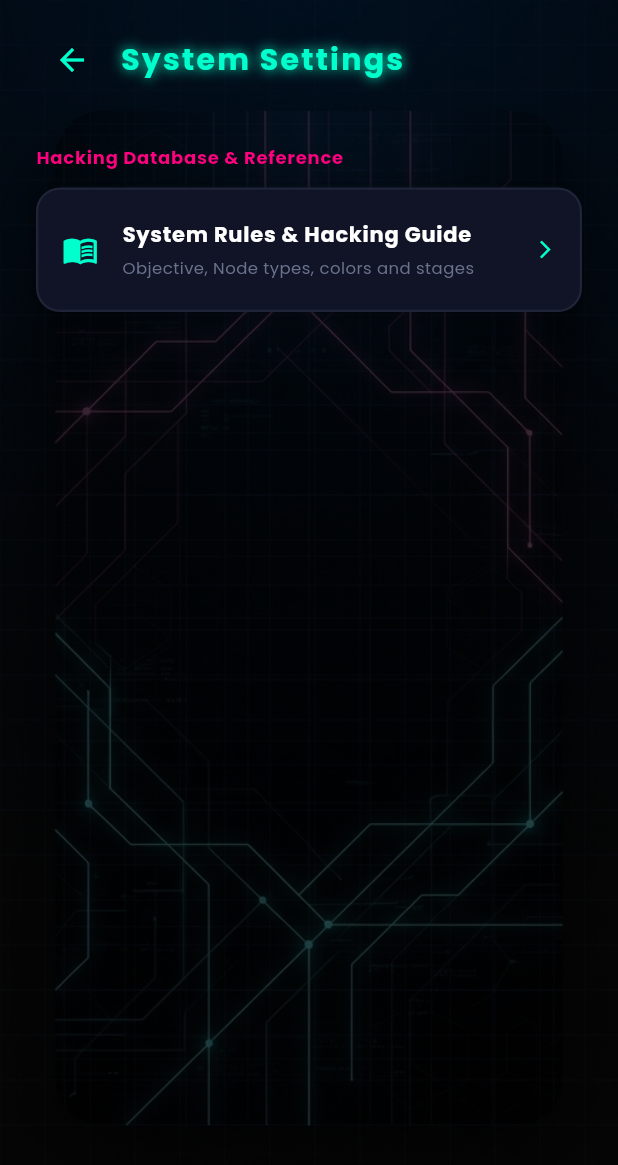
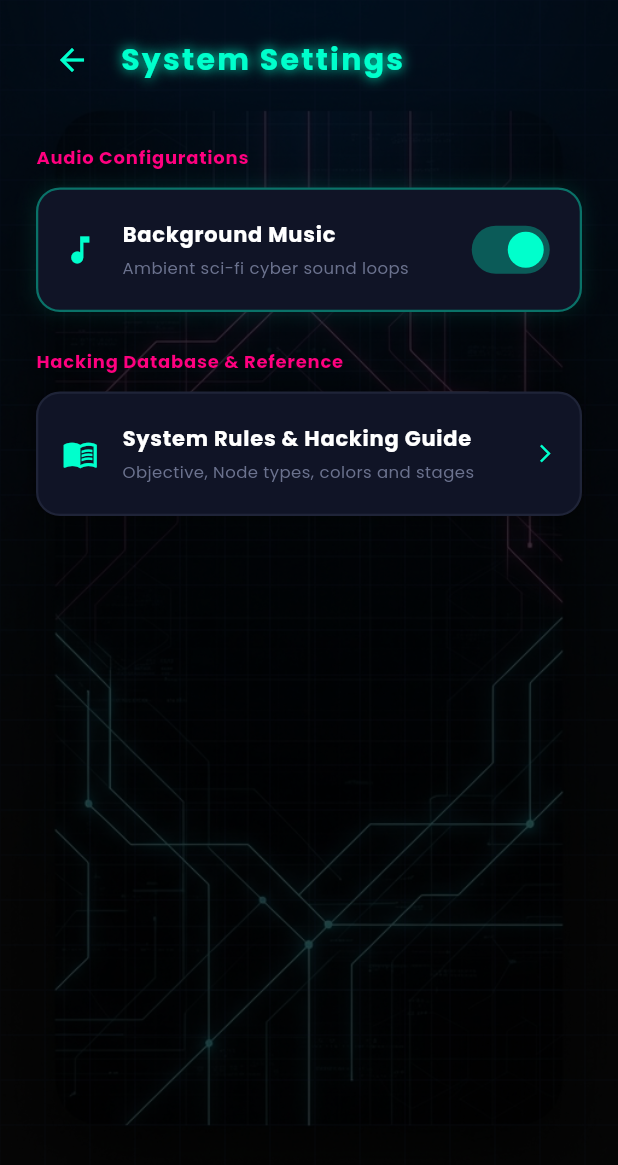
Before and after one commit to jilrupani/CyberHex, a Flutter app: the SettingsScreen screen opened directly, on a phone screen of 412 x 824 dp. Shown: the top 1165 px of the screen. Run offline on Flutter 3.47's test engine with Material 3 defaults, Android fonts, the phone set to English and light mode, and no system bars; our stand-ins replace audioplayers, google_fonts, shared_preferences; accounts and stored records are empty.

Commit message:
music add

```diff
--- a/lib/screens/settings_screen.dart
+++ b/lib/screens/settings_screen.dart
@@ -1,9 +1,31 @@
 import 'package:flutter/material.dart';
 import '../theme/cyber_theme.dart';
 import 'rules_screen.dart';
+import '../utils/game_storage.dart';
+import '../utils/audio_manager.dart';
 
-class SettingsScreen extends StatelessWidget {
+class SettingsScreen extends StatefulWidget {
   const SettingsScreen({super.key});
+
+  @override
+  State<SettingsScreen> createState() => _SettingsScreenState();
+}
+
+class _SettingsScreenState extends State<SettingsScreen> {
+  bool _musicEnabled = true;
+
+  @override
+  void initState() {
+    super.initState();
+    _musicEnabled = GameStorage.getMusicEnabled();
+  }
+
+  void _toggleMusic(bool value) async {
+    setState(() {
+      _musicEnabled = value;
+    });
+    await AudioManager().setMusicEnabled(value);
+  }
 
   @override
   Widget build(BuildContext context) {
@@ -54,6 +76,81 @@ class SettingsScreen extends StatelessWidget {
                       ],
                     ),
                     const SizedBox(height: 32),
+
+                    // Category 1: Sound Settings
+                    Text(
+                      "Audio Configurations",
+                      style: CyberTheme.terminalAccent.copyWith(fontSize: 12),
+                    ),
+                    const SizedBox(height: 12),
+                    Container(
+                      decoration: BoxDecoration(
+                        color: CyberTheme.cardBackground,
+                        borderRadius: BorderRadius.circular(16),
+                        border: Border.all(
+                          color: _musicEnabled ? CyberTheme.primaryCyan.withOpacity(0.4) : const Color(0xFF1F2438),
+                          width: 1.5
+                        ),
+                        boxShadow: _musicEnabled
+                            ? [
+                                BoxShadow(
+                                  color: CyberTheme.primaryCyan.withOpacity(0.1),
+                                  blurRadius: 10,
+                                  spreadRadius: 1,
+                                )
+                              ]
+                            : [
+                                BoxShadow(
+                                  color: Colors.black.withOpacity(0.2),
+                                  blurRadius: 10,
+                                  spreadRadius: 2,
+                                )
+                              ],
+                      ),
+                      child: Padding(
+                        padding: const EdgeInsets.symmetric(horizontal: 16.0, vertical: 16.0),
+                        child: Row(
+                          children: [
+                            Icon(
+                              _musicEnabled ? Icons.music_note : Icons.music_off,
+                              color: _musicEnabled ? CyberTheme.primaryCyan : const Color(0xFF6B728E),
+                              size: 24
+                            ),
+                            const SizedBox(width: 16),
+                            Expanded(
+                              child: Column(
+                                crossAxisAlignment: CrossAxisAlignment.start,
+                                children: [
+                                  Text(
+                                    "Background Music",
+                                    style: CyberTheme.terminalBody.copyWith(
+                                      fontWeight: FontWeight.bold,
+                                      fontSize: 14,
+                                      color: Colors.white,
+                                    ),
+                                  ),
+                                  const SizedBox(height: 4),
+                                  Text(
+                                    "Ambient sci-fi cyber sound loops",
+                                    style: CyberTheme.terminalMuted.copyWith(fontSize: 11),
+                                  ),
+                                ],
+                              ),
+                            ),
+                            Switch(
+                              value: _musicEnabled,
+                              onChanged: _toggleMusic,
+                              activeThumbColor: CyberTheme.primaryCyan,
+                              activeTrackColor: CyberTheme.primaryCyan.withOpacity(0.3),
+                              inactiveThumbColor: const Color(0xFF6B728E),
+                              inactiveTrackColor: const Color(0xFF16192B),
+                            ),
+                          ],
+                        ),
+                      ),
+                    ),
+
+                    const SizedBox(height: 24),
 
                     // Category 2: Hacking Database
                     Text(
--- a/lib/screens/splash_screen.dart
+++ b/lib/screens/splash_screen.dart
@@ -6,6 +6,7 @@ import '../widgets/particle_emitter.dart';
 import 'main_menu_screen.dart';
 import 'onboarding_screen.dart';
 import '../utils/game_storage.dart';
+import '../utils/audio_manager.dart';
 
 class SplashScreen extends StatefulWidget {
   const SplashScreen({super.key});
@@ -25,6 +26,9 @@ class _SplashScreenState extends State<SplashScreen> with TickerProviderStateMix
   @override
   void initState() {
     super.initState();
+
+    // Initialize Background Music
+    AudioManager().init();
 
     _rotationController = AnimationController(
       vsync: this,
--- /dev/null
+++ b/lib/utils/audio_manager.dart
@@ -0,0 +1,56 @@
+import 'package:audioplayers/audioplayers.dart';
+import 'package:flutter/foundation.dart';
+import 'game_storage.dart';
+
+class AudioManager {
+  static final AudioManager _instance = AudioManager._internal();
+  factory AudioManager() => _instance;
+
+  AudioManager._internal();
+
+  final AudioPlayer _bgmPlayer = AudioPlayer();
+  bool _isInitialized = false;
+
+  Future<void> init() async {
+    if (_isInitialized) return;
+
+    // Set loop mode so the background music loops infinitely
+    await _bgmPlayer.setReleaseMode(ReleaseMode.loop);
+    _isInitialized = true;
+
+    // Start playing BGM if music is enabled in settings
+    if (GameStorage.getMusicEnabled()) {
+      await playBgm();
+    }
+  }
+
+  Future<void> playBgm() async {
+    try {
+      if (!_isInitialized) {
+        await init();
+      }
+      // AudioPlayers 6.x: AssetSource references files relative to the assets/ folder.
+      // E.g. AssetSource('cyber_bgm.wav') plays 'assets/cyber_bgm.wav'.
+      await _bgmPlayer.play(AssetSource('cyber_bgm.wav'));
+    } catch (e) {
+      debugPrint("Error playing background music: $e");
+    }
+  }
+
+  Future<void> stopBgm() async {
+    try {
+      await _bgmPlayer.stop();
+    } catch (e) {
+      debugPrint("Error stopping background music: $e");
+    }
+  }
+
+  Future<void> setMusicEnabled(bool enabled) async {
+    await GameStorage.setMusicEnabled(enabled);
+    if (enabled) {
+      await playBgm();
+    } else {
+      await stopBgm();
+    }
+  }
+}
--- a/lib/utils/game_storage.dart
+++ b/lib/utils/game_storage.dart
@@ -7,6 +7,7 @@ class GameStorage {
   static const String _keyUnlockedLevel = 'cyberhex_unlocked_level';
   static const String _keyUpgradePrefix = 'cyberhex_upgrade_';
   static const String _keyOnboardingCompleted = 'cyberhex_onboarding_completed';
+  static const String _keyMusicEnabled = 'cyberhex_music_enabled';
 
   static Future<void> init() async {
     _prefs = await SharedPreferences.getInstance();
@@ -18,6 +19,14 @@ class GameStorage {
 
   static Future<void> setOnboardingCompleted(bool value) async {
     await _prefs?.setBool(_keyOnboardingCompleted, value);
+  }
+
+  static bool getMusicEnabled() {
+    return _prefs?.getBool(_keyMusicEnabled) ?? true;
+  }
+
+  static Future<void> setMusicEnabled(bool value) async {
+    await _prefs?.setBool(_keyMusicEnabled, value);
   }
 
   static int getCredits() {
--- a/pubspec.yaml
+++ b/pubspec.yaml
@@ -36,6 +36,7 @@ dependencies:
   cupertino_icons: ^1.0.8
   shared_preferences: ^2.3.2
   google_fonts: ^6.2.1
+  audioplayers: ^6.1.0
 
 dev_dependencies:
   flutter_test:
@@ -62,6 +63,7 @@ flutter:
 
   assets:
     - assets/cyber_wallpaper.png
+    - assets/cyber_bgm.wav
 
   # An image asset can refer to one or more resolution-specific "variants", see
   # https://flutter.dev/to/resolution-aware-images
```
Also changed, not shown: pubspec.lock, 1 other file.
